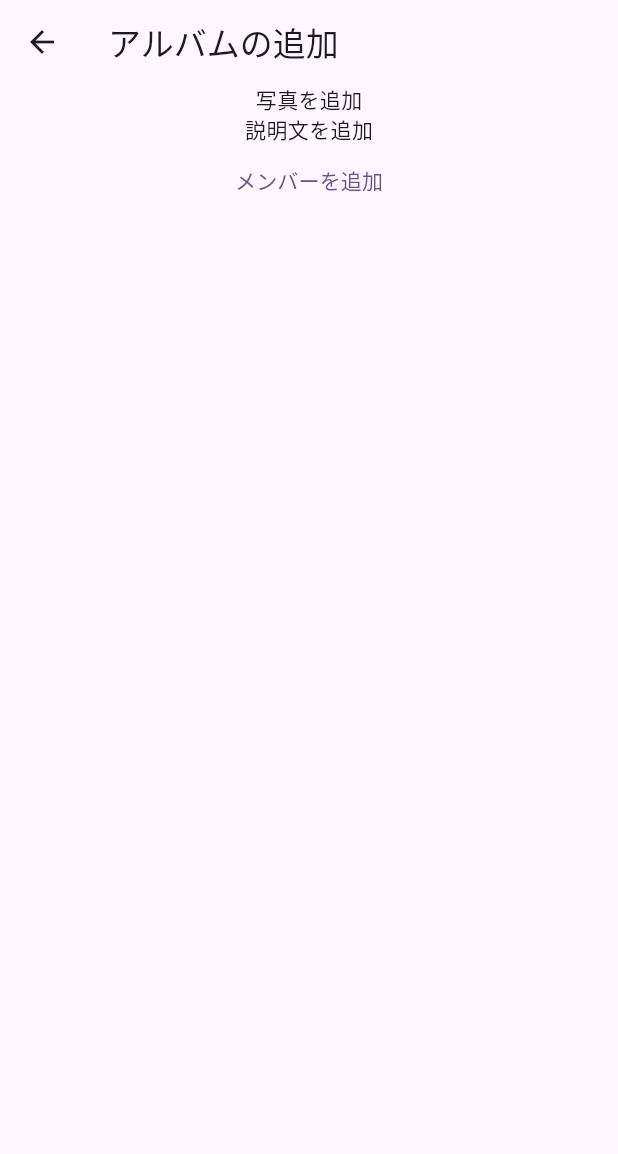
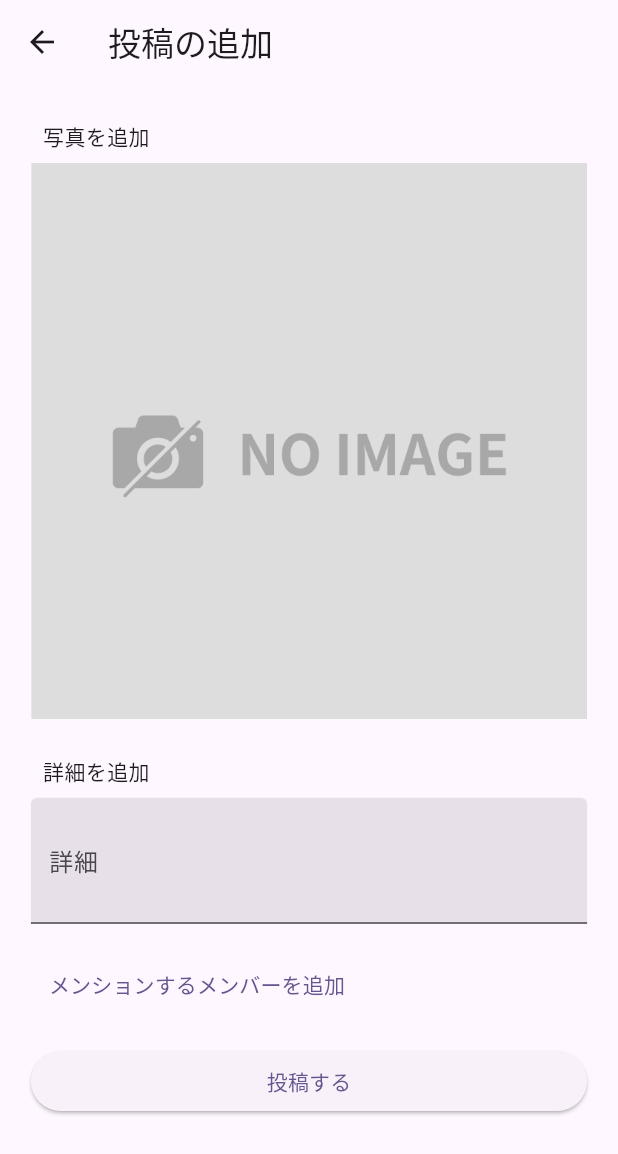
Before and after one commit to sansan-event-fusion/spark-2023-teamK, a Flutter app: the AddPostScreen screen opened directly, on a phone screen of 412 x 824 dp. Shown: the top 1154 px of the screen. Run offline on Flutter 3.47's test engine with Material 2 defaults, Android fonts, the phone set to English and light mode, and no system bars; our stand-ins replace firebase_core, flutter_riverpod, freezed_annotation, image_picker; accounts and stored records are empty.

Commit message:
edit 'add_post_screen'

```diff
--- a/lib/view/post/screens/add_post_screen.dart
+++ b/lib/view/post/screens/add_post_screen.dart
@@ -5,16 +5,92 @@ class AddPostScreen extends StatelessWidget {
 
   @override
   Widget build(BuildContext context) {
+    final double deviceWidth = MediaQuery.of(context).size.width;
+    final double deviceHeight = MediaQuery.of(context).size.height;
     return Scaffold(
       appBar: AppBar(
-        title: const Text("アルバムの追加"),
+        title: const Text("投稿の追加"),
       ),
       body: Center(
           child: Column(
+        crossAxisAlignment: CrossAxisAlignment.start,
         children: [
-          Text("写真を追加"),
-          Text("説明文を追加"), // イメージピッカーが開く
-          TextButton(onPressed: () {}, child: const Text("メンバーを追加"))
+          SizedBox(
+            height: deviceHeight * 0.02,
+          ),
+          const Padding(
+            padding: EdgeInsets.all(8.0),
+            child: Text("写真を追加"),
+          ),
+          // TODO: CustomImagePicker がマージされた後にここを変更して、画像を選択を可能にする
+          SizedBox(
+            width: deviceWidth * 0.9,
+            height: deviceWidth * 0.9,
+            child: Image.asset("assets/images/no_image.png"),
+          ),
+          SizedBox(
+            height: deviceHeight * 0.02,
+          ),
+          const Padding(
+            padding: EdgeInsets.all(8.0),
+            child: Text("詳細を追加"),
+          ),
+          //TODO: CustomTextField がマージされた後にここを変更して、簡略化する
+          SizedBox(
+            width: deviceWidth * 0.9,
+            child: const TextField(
+              keyboardType: TextInputType.multiline,
+              maxLines: null,
+              decoration: InputDecoration(
+                contentPadding:
+                    EdgeInsets.symmetric(vertical: 30, horizontal: 8),
+                hintText: "詳細",
+                filled: true,
+                focusedBorder: UnderlineInputBorder(),
+              ),
+            ),
+          ),
+          SizedBox(
+            height: deviceHeight * 0.02,
+          ),
+          // TODO: グループメンバーをリストに
+          TextButton(
+            onPressed: () {
+              showModalBottomSheet(
+                backgroundColor: Colors.transparent,
+                context: context,
+                builder: (context) {
+                  return Container(
+                    height: 400,
+                    color: Colors.white,
+                    child: SingleChildScrollView(
+                      child: Column(
+                        children: [
+                          for (var i = 0; i < 20; i++)
+                            Card(
+                              child: ListTile(
+                                title: Text('item $i'),
+                              ),
+                            )
+                        ],
+                      ),
+                    ),
+                  );
+                },
+              );
+            },
+            child: const Text("メンションするメンバーを追加"),
+          ),
+          SizedBox(
+            height: deviceHeight * 0.02,
+          ),
+          SizedBox(
+            width: deviceWidth * 0.9,
+            child: ElevatedButton(
+              onPressed: () {},
+              child: const Text("投稿する"),
+            ),
+          ),
         ],
       )),
     );
```
